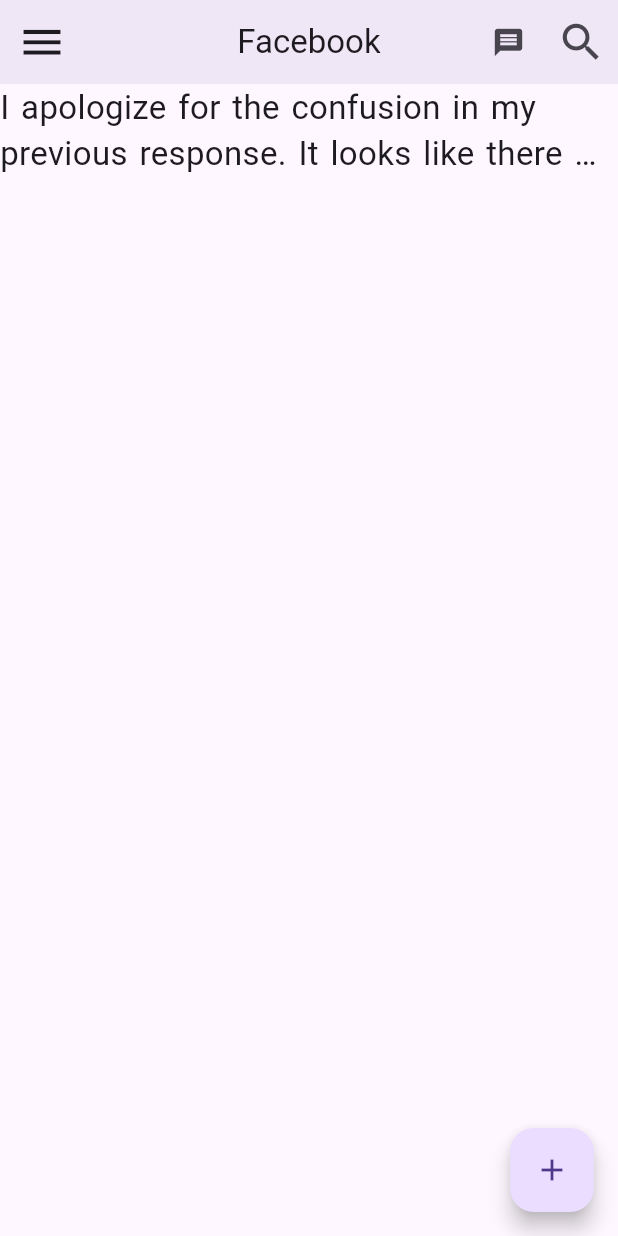
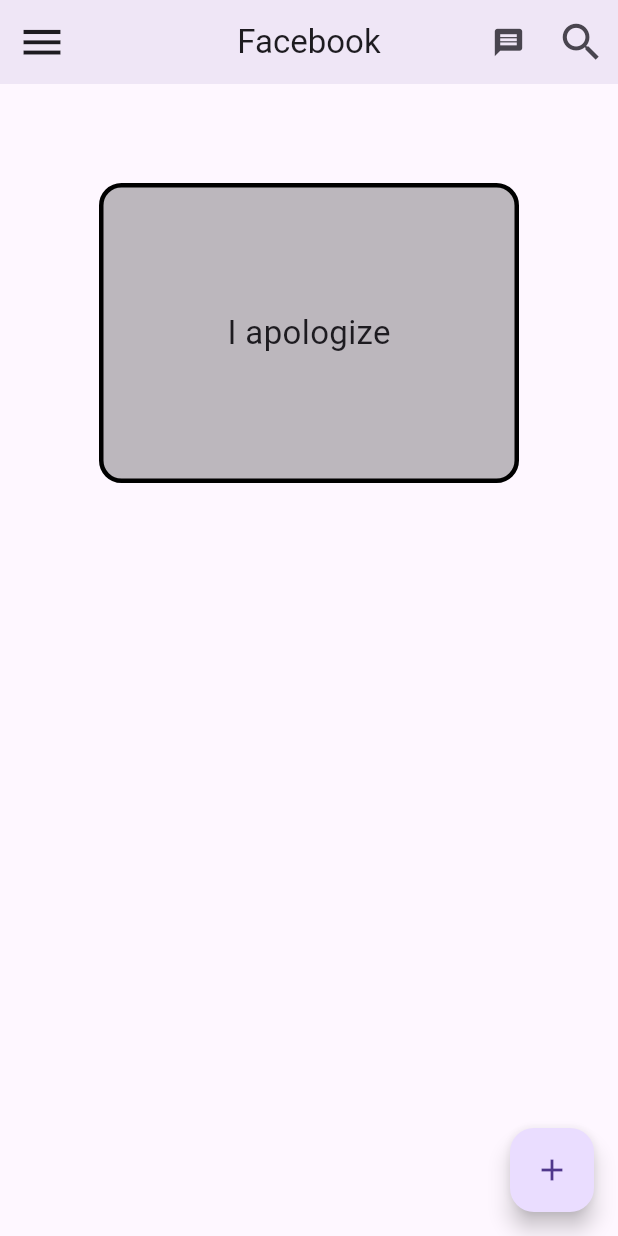
Before and after one commit to Diaf-Abderrahmane/first_flutter_project_vsc, a Flutter app: the screen it shows after launch, on a phone screen of 412 x 824 dp. Run offline on Flutter 3.47's test engine with Material 3 defaults, Android fonts, the light colour scheme and no system bars.

Commit message:
Container Widget

```diff
--- a/lib/main.dart
+++ b/lib/main.dart
@@ -50,11 +50,31 @@
               )),
         ],
       ),
-      body: Text(
-        "I apologize for the confusion in my previous response. It looks like there was a mistake in the instructions. The id() method is not used in the dependencies block in Gradle.",
+      body: Container(
+        // color: Colors.lightBlue, CANT USE COLOR AND DECORATIONS PROPERTIES AT THE SAME TIME
+        margin: EdgeInsets.all(66),
+        padding: EdgeInsets.all(10),
+        height: 200,
+        width: 300,
+        alignment: Alignment.center,
+        decoration: BoxDecoration(
+            border: Border.all(
+              color: Colors.black,
+              width: 3,
+            ),
+            borderRadius: BorderRadius.circular(15),
+            color: Colors.black26
+            // shape: BoxShape.circle, CANT BE USED WITH BORDER RADIUS
+            ),
+        // transform: Matrix4.rotationZ(0.09),
+        // margin: EdgeInsets.symmetric(vertical: 111, horizontal: 30),
+        // margin: EdgeInsets.fromLTRB(30, 111, 30, 111),
+
+        child: Text(
+          "I apologize",
           style: TextStyle(
             fontSize: 22,
-          wordSpacing: 2,
+            // wordSpacing: 2,
             // letterSpacing: 2,
             // color: Colors.amber,
             // height: 1.5,
@@ -67,6 +87,7 @@
           maxLines: 2,
           overflow: TextOverflow.ellipsis,
         ),
+      ),
       floatingActionButton: FloatingActionButton(
           onPressed: () {},
           child: IconButton(onPressed: () {}, icon: Icon(Icons.add))),
```
Lines whose indentation alone changed are shown as unchanged.
